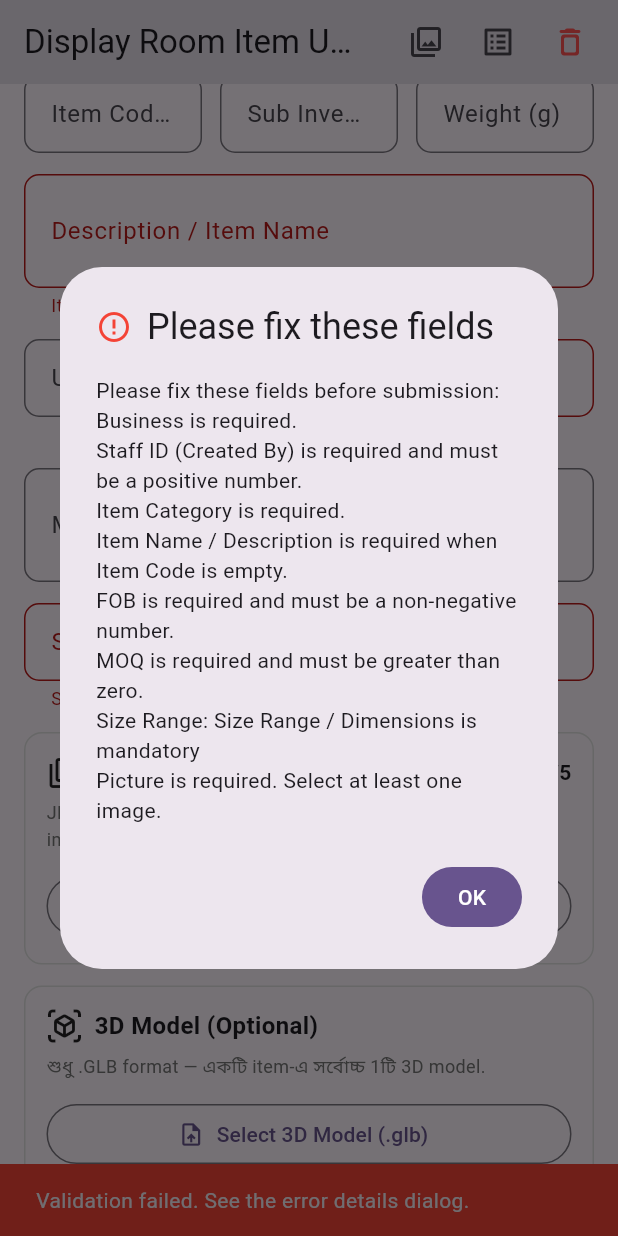
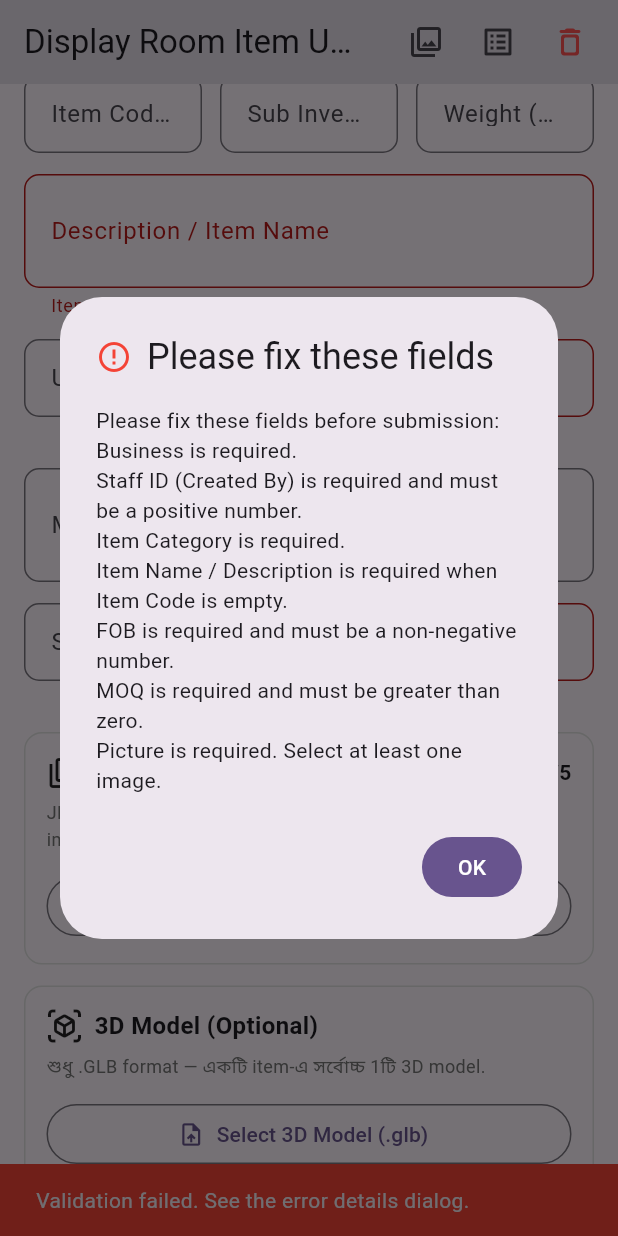
Before and after one commit to recentNafim/multiline-product-upload, a Flutter app: the screen it shows after launch, scrolled down 1006 dp, after a tap on "Submit Item", on a phone screen of 412 x 824 dp. Run offline on Flutter 3.47's test engine with Material 3 defaults, Android fonts, the phone set to English and light mode, and no system bars; our stand-ins replace file_picker; missing offline and left inert: dart:html, excel.

Commit message:
IMAGE upload done

```diff
--- a/lib/models/display_room_item.dart
+++ b/lib/models/display_room_item.dart
@@ -47,6 +47,7 @@ class DisplayRoomItem {
   final String cbm;
   final double? fob;
   final double? weight;
+  final String weightText;
   final String materialSpecification;
   final String sizeRange;
   final List<String> images;
@@ -61,7 +62,7 @@ class DisplayRoomItem {
     required this.mimeType, required this.itemCode, required this.description,
     required this.uom, required this.quantity, required this.unitPrice,
     required this.subInventoryCode, required this.locatorId, required this.cbm,
-    required this.fob, required this.weight, required this.materialSpecification,
+    required this.fob, required this.weight, required this.weightText, required this.materialSpecification,
     required this.sizeRange, required this.images, required this.imageRecords});
 
   factory DisplayRoomItem.fromMasterDetail(Map<String, dynamic> master,
@@ -140,6 +141,9 @@ class DisplayRoomItem {
       quantity: d(explicitMoq ?? detail['quantity']), unitPrice: d(detail['unit_price']),
       subInventoryCode: s(detail['sub_inventory_code']), locatorId: i(detail['locator_id']),
       cbm: s(detail['cbm']), fob: d(detail['fob']), weight: d(detail['weight']),
+      weightText: s(detail['weight_text']).isNotEmpty
+          ? s(detail['weight_text'])
+          : (s(detail['weight']).isNotEmpty ? '${s(detail['weight'])} g' : ''),
       materialSpecification: s(detail['material_specification']),
       sizeRange: s(sizeRangeValue), images: photos, imageRecords: imageRecords,
     );
--- a/lib/screens/item_upload/item_upload_screen.dart
+++ b/lib/screens/item_upload/item_upload_screen.dart
@@ -664,10 +664,10 @@ class _ItemUploadScreenState extends State<ItemUploadScreen> {
         ['ITEM NAME', 'Conditional', 'Required when ITEM CODE is blank.'],
         ['ORG', 'Yes', 'Numeric Oracle organization ID; must be the same across all rows.'],
         ['FOB', 'Yes', 'Number greater than or equal to zero.'],
-        ['SIZE RANGE', 'Yes', 'For example 36-42 or a dimension such as 210 X 180 X 115CM.'],
+        ['SIZE RANGE', 'Optional', 'Any free-text size/dimension (e.g. S-M, 23 inches, 210 X 180 X 115CM). May be blank.'],
         ['MOQ', 'Yes', 'Number greater than zero.'],
         ['PICTURE', 'Optional', 'Leave blank to upload without images. Add or replace images later using Bulk Image Update.'],
-        ['WEIGHT', 'Optional', 'Grams or an explicit KG value (e.g. 2.3 KG). Numbers without a unit mean grams.'],
+        ['WEIGHT', 'Optional', 'Any free-text value (e.g. 2.3 KG, Approx. 5 kg, Lightweight). May be blank.'],
         ['CBM', 'Optional', 'Free-text CBM value.'],
         ['UOM', 'Optional', 'Product unit of measure.'],
         ['SUB INVENTORY CODE', 'Optional', 'Oracle subinventory code.'],
@@ -824,14 +824,9 @@ class _ItemUploadScreenState extends State<ItemUploadScreen> {
           row['PICTURE'] = inlinePictures.map((f) => f.name).join(';');
           embeddedFilesUsed.addAll(inlinePictures);
         }
-        // Excel may specify WEIGHT as "2.3 KG" or "2300 g". The API
-        // always stores grams. Unlabelled numbers retain the existing
-        // grams interpretation; never guess their unit.
-        final excelWeight = asText(row['WEIGHT']);
-        if (excelWeight.isNotEmpty) {
-          final grams = parseExcelWeightGrams(excelWeight);
-          if (grams != null) row['WEIGHT'] = grams;
-        }
+        // Keep WEIGHT exactly as supplied. Only an additional legacy
+        // numeric gram value is calculated at API payload time.
+        row['WEIGHT'] = asText(row['WEIGHT']);
         // Ignore only fully blank rows, after considering embedded images.
         if (row.values.every((value) => asText(value).isEmpty)) {
           continue;
@@ -1016,10 +1011,8 @@ class _ItemUploadScreenState extends State<ItemUploadScreen> {
             row['MATERIAL SPECIFICATION'],
           ),
 
-          "weight":
-          asDouble(
-            row['WEIGHT'],
-          ),
+          "weight_text": asText(row['WEIGHT']),
+          "weight": parseExcelWeightGrams(row['WEIGHT']),
         };
       }).toList();
 
@@ -1159,9 +1152,8 @@ class _ItemUploadScreenState extends State<ItemUploadScreen> {
       "material_specification":
       materialSpecificationController.text.trim(),
 
-      "weight": double.tryParse(
-       weightController.text.trim(),
-       ),
+      "weight_text": weightController.text.trim(),
+      "weight": parseExcelWeightGrams(weightController.text),
 
        "size_range": normalizeSizeRange(sizeRangeController.text),
        "moq": double.tryParse(moqController.text.trim()),
@@ -1193,9 +1185,7 @@ class _ItemUploadScreenState extends State<ItemUploadScreen> {
     final cbmValue = detail['cbm'];
     detail['cbm'] = cbmValue == null ? '' : cbmValue.toString().trim();
 
-    // Ensure every Excel and manual detail sends the canonical Oracle
-    // SIZE_RANGE field as a trimmed JSON String (never a locator ID).
-    // Excel UI validates it as mandatory before this normalization step.
+    // Canonical Oracle SIZE_RANGE is optional free-form text.
     final String sizeRange = asText(
       detail['size_range'] ?? detail['sizeRange'] ?? detail['SIZE RANGE'],
     ).trim();
@@ -1203,18 +1193,18 @@ class _ItemUploadScreenState extends State<ItemUploadScreen> {
     detail.remove('sizeRange');
     detail.remove('SIZE RANGE');
 
-    // FOB and Weight remain numeric.
+    // FOB remains numeric; WEIGHT_TEXT preserves arbitrary user text.
     final fobValue = detail['fob'];
     if (fobValue is String) {
       final text = fobValue.trim();
       detail['fob'] = text.isEmpty ? null : double.tryParse(text);
     }
 
-    final weightValue = detail['weight'];
-    if (weightValue is String) {
-      final text = weightValue.trim();
-      detail['weight'] = text.isEmpty ? null : double.tryParse(text);
-    }
+    final weightText = asText(detail['weight_text'] ?? detail['weight']).trim();
+    detail['weight_text'] = weightText.isEmpty ? null : weightText;
+    // Keep the legacy NUMBER weight in grams if the value is recognizable.
+    // Arbitrary words are saved in WEIGHT_TEXT and never converted to 0.
+    detail['weight'] = parseExcelWeightGrams(weightText);
 
     // Internal upload/Excel metadata must never reach Oracle.
     detail.remove('_excel_serial');
@@ -1391,12 +1381,9 @@ class _ItemUploadScreenState extends State<ItemUploadScreen> {
         errors.add('Picture is required. Select at least one image.');
       }
     }
-    final weightText = weightController.text.trim();
-    if (!excelMode && weightText.isNotEmpty) {
-      final weight = double.tryParse(weightText);
-      if (weight == null || weight < 0 || !weight.isFinite) {
-        errors.add('Weight must be a non-negative number in grams (g).');
-      }
+    // Weight is optional free-form text. Validation must not reject it.
+    if (!excelMode && weightController.text.trim().length > 500) {
+      errors.add('Weight text must be within 500 characters');
     }
     return errors;
   }
@@ -1485,12 +1472,10 @@ class _ItemUploadScreenState extends State<ItemUploadScreen> {
            rowErrors.add('Row $rowNo: MOQ greater than zero required');
          }
          if (validateSizeRange(row['SIZE RANGE']) != null) {
-           rowErrors.add('Row $rowNo: SIZE RANGE missing or too long');
+           rowErrors.add('Row $rowNo: SIZE RANGE text exceeds 500 characters');
          }
-         final weight = asText(row['WEIGHT']);
-         if (weight.isNotEmpty &&
-             (asDouble(row['WEIGHT']) == null || asDouble(row['WEIGHT'])! < 0)) {
-           rowErrors.add('Row $rowNo: WEIGHT must be valid grams');
+         if (asText(row['WEIGHT']).length > 500) {
+           rowErrors.add('Row $rowNo: WEIGHT text exceeds 500 characters');
          }
          if (asText(row['BUSINESS']).isNotEmpty &&
              asText(row['BUSINESS']).toLowerCase() != expectedBusiness) {
@@ -1574,22 +1559,17 @@ class _ItemUploadScreenState extends State<ItemUploadScreen> {
          showError('Picture is mandatory');
          return;
        }
-       if (validateSizeRange(sizeRangeController.text) != null ||
-            double.tryParse(moqController.text.trim()) == null ||
+       if (double.tryParse(moqController.text.trim()) == null ||
            double.tryParse(moqController.text.trim())! <= 0 ||
            double.tryParse(fobController.text.trim()) == null ||
            double.tryParse(fobController.text.trim())! < 0) {
-          showError(
-            validateSizeRange(sizeRangeController.text) ??
-            'MOQ (> 0) and valid FOB are mandatory',
-          );
+          showError('MOQ (> 0) and valid FOB are mandatory');
          return;
        }
        details = [createManualDetail()];
      }
 
-    // Validate the final detail payload too. This prevents an empty
-    // size_range from being posted when users edit manual/Excel values.
+    // Size is optional; only enforce the DB storage length when provided.
     for (var index = 0; index < details.length; index++) {
       final raw = details[index];
       final String sizeRange = asText(
@@ -2760,22 +2740,13 @@ class _ItemUploadScreenState extends State<ItemUploadScreen> {
                     const SizedBox(width: 12),
                     Expanded(
                       child: buildTextField(
-                        label: 'Weight (g)',
-                        hint: 'In grams, e.g. 130',
+                        label: 'Weight (Optional)',
+                        hint: 'Any text: 2.3 KG, Approx. 5 kg, Lightweight',
                         controller: weightController,
                         required: false,
-                        keyboardType: const TextInputType.numberWithOptions(
-                          decimal: true,
-                        ),
-                        validator: (value) {
-                          final text = (value ?? '').trim();
-                          if (text.isEmpty) return null;
-                          final grams = double.tryParse(text);
-                          if (grams == null || grams < 0 || !grams.isFinite) {
-                            return 'Enter a non-negative weight in grams (g)';
-                          }
-                          return null;
-                        },
+                        validator: (value) => (value ?? '').trim().length > 500
+                            ? 'Maximum 500 characters'
+                            : null,
                       ),
                     ),
                   ],
@@ -2831,9 +2802,10 @@ class _ItemUploadScreenState extends State<ItemUploadScreen> {
 
                  twoFields(
                    first: buildTextField(
-                     label: 'Size Range',
-                      hint: 'e.g. 36-42',
+                     label: 'Size / Dimensions (Optional)',
+                      hint: 'Any text: S-M, 23 inches, 210 x 180 cm',
                      controller: sizeRangeController,
+                     required: false,
                       validator: (value) => validateSizeRange(value),
                    ),
                    second: buildTextField(
--- a/lib/utils/excel_value_utils.dart
+++ b/lib/utils/excel_value_utils.dart
@@ -66,24 +66,19 @@ Map<String, dynamic> platformFileToImageJson(PlatformFile file) {
   };
 }
 
-/// Footwear sizes stay as 36-42. Other products (tents, umbrellas, etc.)
-/// may describe their dimensions in the same text column.
-String normalizeSizeRange(dynamic value) {
-  return asText(value).trim().replaceAll(RegExp(r'\s*[-–—]\s*'), '-');
-}
+/// Preserve free-form size/dimension text exactly apart from edge spaces.
+String normalizeSizeRange(dynamic value) => asText(value).trim();
 
-/// Oracle accepts any non-empty textual SIZE_RANGE / dimensions string.
-/// Do not reject real inventory files based on footwear-specific grammar.
+/// SIZE RANGE is optional and free-form. No footwear-specific validation.
+/// The Oracle VARCHAR2(500) storage still imposes its technical limit.
 String? validateSizeRange(dynamic value) {
   final range = normalizeSizeRange(value);
-  if (range.isEmpty) return 'Size Range / Dimensions is mandatory';
-  if (range.length > 100) return 'Size Range / Dimensions must be within 100 characters';
+  if (range.length > 500) return 'Size/Dimensions cannot exceed 500 characters';
   return null;
 }
 
-/// Convert explicitly labelled Excel weights to grams, as required by the
-/// API. Bare numeric cells have always meant grams and continue to do so.
-/// Returns null for an invalid weight, which the caller should reject.
+/// Legacy numeric grams helper. Arbitrary text is always saved separately
+/// in WEIGHT_TEXT; null here is valid and must never reject an upload.
 double? parseExcelWeightGrams(dynamic value) {
   final raw = asText(value).replaceAll(',', '').trim();
   if (raw.isEmpty) return null;
```
Also changed, not shown: lib/screens/item_list/display_room_item_list_page.dart (+24 -10 lines).
